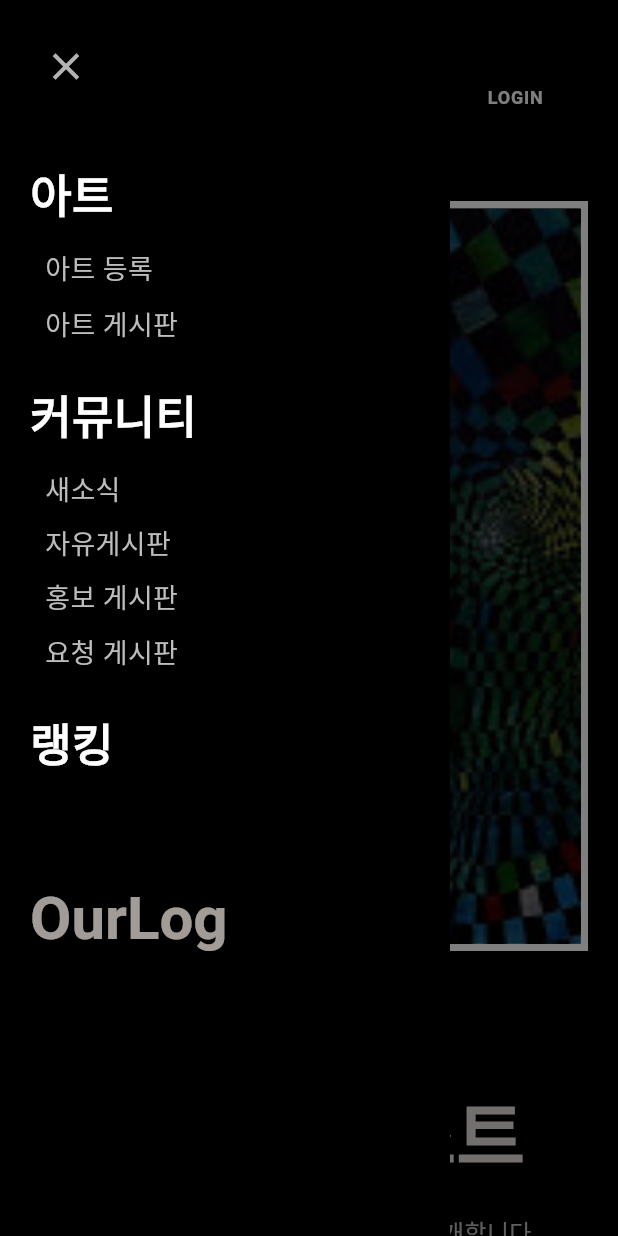
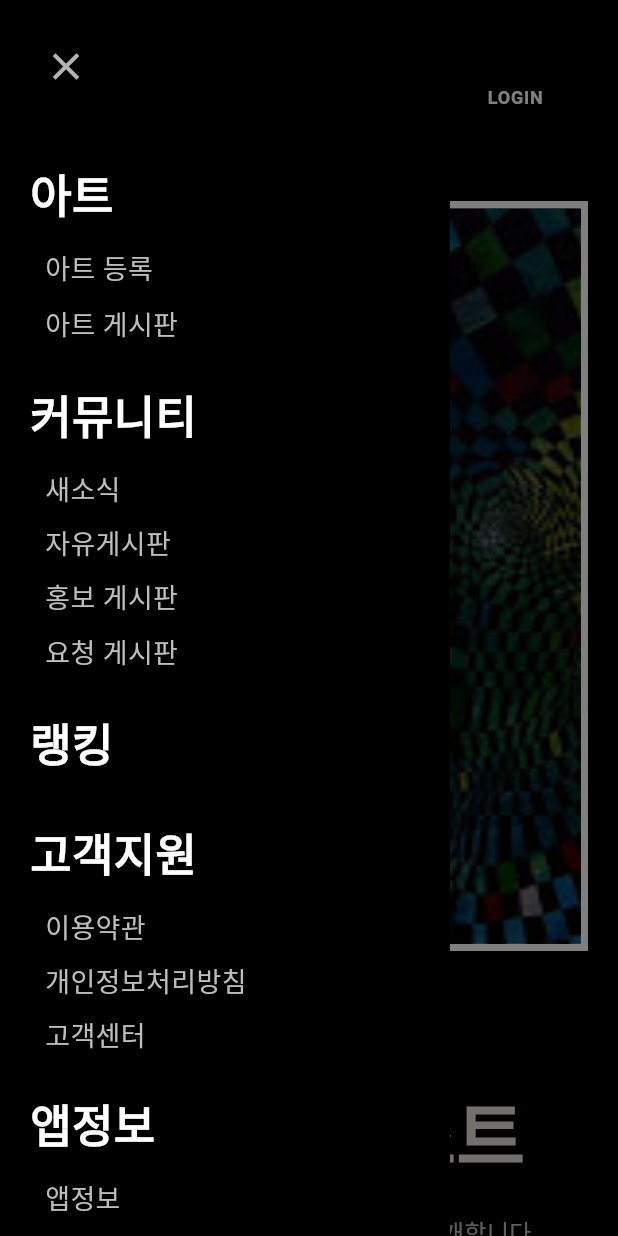
Before and after one commit to itstudyproject/ourlog_flutter, a Flutter app: the screen it shows after launch, scrolled down 576 dp, after a tap on the "menu" icon, on a phone screen of 412 x 824 dp. Run offline on Flutter 3.47's test engine with Material 3 defaults, Android fonts, the phone set to English and light mode, and no system bars; our stand-ins replace shared_preferences.

Commit message:
250521 sj

```diff
--- a/lib/main.dart
+++ b/lib/main.dart
@@ -1,4 +1,9 @@
 import 'package:flutter/material.dart';
+import 'package:ourlog/screens/appinfo_screen.dart';
+import 'package:ourlog/screens/customer/customercenter_screen.dart';
+import 'package:ourlog/screens/customer/inquiry_screen.dart';
+import 'package:ourlog/screens/customer/terms_condition_screen.dart';
+
 import 'package:provider/provider.dart';
 import 'constants/theme.dart';
 import 'screens/home_screen.dart';
@@ -35,6 +40,11 @@ class MyApp extends StatelessWidget {
         '/home': (context) => const HomeScreen(),
         '/register': (context) => const RegisterScreen(),
         '/delete': (context) => const DeleteUserScreen(),
+        '/appinfo': (context) => const AppinfoScreen(),
+        '/customer/termscondition': (context) => const TermsConditionScreen(),
+        '/customer/privacypolicy': (context) => const InquiryScreen(),
+        '/customer/center': (context) => const CustomerCenterScreen(),
+
       },
     );
   }
--- a/lib/widgets/footer.dart
+++ b/lib/widgets/footer.dart
@@ -1,5 +1,4 @@
 import 'package:flutter/material.dart';
-import '../constants/theme.dart';
 
 class Footer extends StatelessWidget {
   const Footer({Key? key}) : super(key: key);
@@ -8,175 +7,34 @@ class Footer extends StatelessWidget {
   Widget build(BuildContext context) {
     return Container(
       color: Colors.black,
-      padding: const EdgeInsets.symmetric(vertical: 50, horizontal: 20),
+      padding: const EdgeInsets.symmetric(vertical: 40, horizontal: 20),
       child: Column(
         children: [
-          // 로고 및 소개
-          Row(
-            crossAxisAlignment: CrossAxisAlignment.start,
-            children: [
-              // 로고
-              Expanded(
-                flex: 1,
-                child: Column(
-                  crossAxisAlignment: CrossAxisAlignment.start,
-                  children: [
+          // OurLog 로고/소개
           const Text(
             'OurLog',
             style: TextStyle(
               color: Colors.white,
-                        fontSize: 30,
+              fontSize: 24,
               fontWeight: FontWeight.bold,
             ),
           ),
-                    const SizedBox(height: 15),
-                    Text(
-                      '아티스트와 컬렉터를 위한 경매 플랫폼',
+
+          const SizedBox(height: 10),
+
+          // Divider & 저작권 문구
+          const Divider(color: Colors.grey),
+          const SizedBox(height: 10),
+          const Text(
+            '© 2025 OurLog. All rights reserved.',
             style: TextStyle(
-                        color: Colors.grey[400],
-                        fontSize: 14,
-                      ),
-                    ),
-                  ],
-                ),
-              ),
-
-              // 링크 섹션 1
-              Expanded(
-                flex: 1,
-                child: _buildLinkSection('서비스 안내', [
-                  '서비스 소개',
-                  '이용 가이드',
-                  '자주 묻는 질문',
-                  '공지사항',
-                ]),
-              ),
-
-              // 링크 섹션 2
-              Expanded(
-                flex: 1,
-                child: _buildLinkSection('정책', [
-                  '이용약관',
-                  '개인정보처리방침',
-                  '저작권 정책',
-                  '경매 규정',
-                ]),
-              ),
-
-              // 링크 섹션 3
-              Expanded(
-                flex: 1,
-                child: _buildLinkSection('고객지원', [
-                  '고객센터',
-                  '문의하기',
-                  '피드백',
-                  '제휴 문의',
-                ]),
-              ),
-            ],
-          ),
-
-          const SizedBox(height: 50),
-
-          // 저작권 정보
-          Container(
-            padding: const EdgeInsets.only(top: 20),
-            decoration: BoxDecoration(
-              border: Border(
-                top: BorderSide(
-                  color: Colors.grey[800]!,
-                  width: 1,
-                ),
-              ),
-            ),
-            child: Column(
-              children: [
-                Row(
-                  mainAxisAlignment: MainAxisAlignment.spaceBetween,
-                  children: [
-                    Text(
-                      '© ${DateTime.now().year} OurLog. All rights reserved.',
-                      style: TextStyle(
-                        color: Colors.grey[500],
+              color: Colors.grey,
               fontSize: 12,
             ),
-                    ),
-
-                    // 소셜 미디어 아이콘
-                    Row(
-                      children: [
-                        _buildSocialIcon(Icons.facebook),
-                        _buildSocialIcon(Icons.photo_camera),
-                        _buildSocialIcon(Icons.chat),
-                        _buildSocialIcon(Icons.video_library),
-                      ],
-                    ),
-                  ],
-                ),
-                const SizedBox(height: 10),
-                Align(
-                  alignment: Alignment.centerLeft,
-                  child: Text(
-                    '사업자등록번호: 123-45-67890 | 대표: 홍길동 | 주소: 서울특별시 강남구 테헤란로 123',
-                    style: TextStyle(
-                      color: Colors.grey[500],
-                      fontSize: 12,
-                    ),
-                  ),
-                ),
-              ],
-            ),
+            textAlign: TextAlign.center,
           ),
         ],
       ),
     );
   }
-
-  Widget _buildLinkSection(String title, List<String> links) {
-    return Column(
-      crossAxisAlignment: CrossAxisAlignment.start,
-      children: [
-        Text(
-          title,
-          style: const TextStyle(
-            color: Colors.white,
-            fontSize: 16,
-            fontWeight: FontWeight.bold,
-          ),
-        ),
-        const SizedBox(height: 20),
-        ...links.map((link) => Padding(
-          padding: const EdgeInsets.only(bottom: 10),
-          child: GestureDetector(
-            onTap: () {
-              // 해당 링크로 이동
-            },
-            child: Text(
-              link,
-              style: TextStyle(
-                color: Colors.grey[400],
-                fontSize: 14,
-              ),
-            ),
-          ),
-        )),
-      ],
-    );
 }
-
-  Widget _buildSocialIcon(IconData icon) {
-    return Padding(
-      padding: const EdgeInsets.only(left: 15),
-      child: GestureDetector(
-        onTap: () {
-          // 소셜 미디어 페이지로 이동
-        },
-        child: Icon(
-          icon,
-          color: Colors.grey[400],
-          size: 20,
-        ),
-      ),
-    );
-  }
-}
--- a/lib/widgets/header.dart
+++ b/lib/widgets/header.dart
@@ -300,6 +300,16 @@ class _HeaderState extends State<Header> with SingleTickerProviderStateMixin {
                               // 랭킹 섹션
                               _buildSidebarSection('랭킹', []),
 
+                              // 고객지원
+                              _buildSidebarSection('고객지원', [
+                                '이용약관',
+                                  '개인정보처리방침',
+                                  '고객센터']),
+
+                              // 앱정보
+                              _buildSidebarSection('앱정보', ['앱정보']),
+
+
                               // 마이페이지 섹션 (로그인 시에만 표시)
                               if (authProvider.isLoggedIn)
                                 _buildSidebarSection('마이페이지', [
@@ -434,7 +444,22 @@ class _HeaderState extends State<Header> with SingleTickerProviderStateMixin {
             case '설정':
               Navigator.pushNamed(context, '/mypage/settings');
               break;
-            // 다른 메뉴 항목들에 대한 처리 추가
+
+          // 앱정보
+            case '앱정보':
+              Navigator.pushNamed(context, '/appinfo');
+
+          // 고객지원
+            case '이용약관':
+              Navigator.pushNamed(context, '/customer/termscondition');
+            case '개인정보처리방침':
+              Navigator.pushNamed(context, '/customer/privacypolicy');
+            case '고객센터':
+              Navigator.pushNamed(context, '/customer/center');
+
+              break;
+
+          // 다른 메뉴 항목들에 대한 처리 추가
           }
         },
         child: Text(
```
Also changed, not shown: lib/screens/appinfo_screen.dart (added, +79 -0 lines), lib/screens/customer/customercenter_screen.dart (added, +56 -0 lines), lib/screens/customer/faq_screen.dart (added, +29 -0 lines), lib/screens/customer/inquiry_screen.dart (added, +41 -0 lines), lib/screens/customer/questionlist_screen.dart (added, +27 -0 lines), lib/screens/customer/terms_condition_screen.dart (added, +26 -0 lines), lib/screens/customer/privacy_policy_screen.dart (added). Lines whose indentation alone changed are shown as unchanged.
